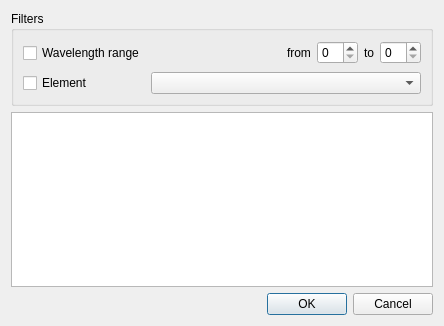
GuLinux/PySpectrum, file lines_dialog.ui: the form before one commit.
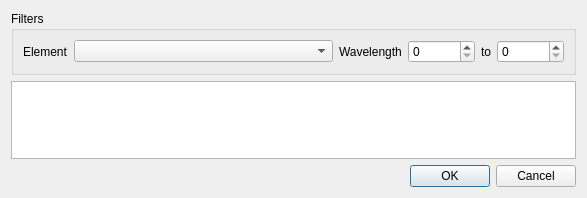
The form after the commit.

Commit message: lines dialog setup

Patch:
```diff
--- a/lines_dialog.ui
+++ b/lines_dialog.ui
@@ -6,8 +6,8 @@
    <rect>
     <x>0</x>
     <y>0</y>
-    <width>444</width>
-    <height>326</height>
+    <width>587</width>
+    <height>198</height>
    </rect>
   </property>
   <property name="windowTitle">
@@ -19,56 +19,57 @@
      <property name="title">
       <string>Filters</string>
      </property>
-     <layout class="QGridLayout" name="gridLayout">
-      <item row="3" column="2" colspan="6">
-       <widget class="QComboBox" name="comboBox"/>
-      </item>
-      <item row="0" column="2">
-       <spacer name="horizontalSpacer">
-        <property name="orientation">
-         <enum>Qt::Horizontal</enum>
+     <layout class="QHBoxLayout" name="horizontalLayout">
+      <item>
+       <widget class="QLabel" name="label">
+        <property name="sizePolicy">
+         <sizepolicy hsizetype="Minimum" vsizetype="Preferred">
+          <horstretch>0</horstretch>
+          <verstretch>0</verstretch>
+         </sizepolicy>
         </property>
-        <property name="sizeHint" stdset="0">
-         <size>
-          <width>40</width>
-          <height>20</height>
-         </size>
-        </property>
-       </spacer>
-      </item>
-      <item row="0" column="6" rowspan="2">
-       <widget class="QLabel" name="label_3">
-        <property name="text">
-         <string>to</string>
-        </property>
-       </widget>
-      </item>
-      <item row="0" column="0" rowspan="2" colspan="2">
-       <widget class="QCheckBox" name="checkBox">
-        <property name="text">
-         <string>Wavelength range</string>
-        </property>
-       </widget>
-      </item>
-      <item row="3" column="0">
-       <widget class="QCheckBox" name="checkBox_2">
         <property name="text">
          <string>Element</string>
         </property>
        </widget>
       </item>
-      <item row="0" column="3" rowspan="2">
+      <item>
+       <widget class="QComboBox" name="elements">
+        <property name="sizePolicy">
+         <sizepolicy hsizetype="MinimumExpanding" vsizetype="Fixed">
+          <horstretch>0</horstretch>
+          <verstretch>0</verstretch>
+         </sizepolicy>
+        </property>
+       </widget>
+      </item>
+      <item>
        <widget class="QLabel" name="label_2">
         <property name="text">
-         <string>from</string>
+         <string>Wavelength</string>
         </property>
        </widget>
       </item>
-      <item row="0" column="7" rowspan="2">
-       <widget class="QSpinBox" name="spinBox_2"/>
+      <item>
+       <widget class="QSpinBox" name="lambda_from">
+        <property name="maximum">
+         <number>9999999</number>
+        </property>
+       </widget>
       </item>
-      <item row="0" column="4" rowspan="2" colspan="2">
-       <widget class="QSpinBox" name="spinBox"/>
+      <item>
+       <widget class="QLabel" name="label_3">
+        <property name="text">
+         <string>to</string>
+        </property>
+       </widget>
+      </item>
+      <item>
+       <widget class="QSpinBox" name="lambda_to">
+        <property name="maximum">
+         <number>9999999</number>
+        </property>
+       </widget>
       </item>
      </layout>
     </widget>
```
The commit also changes 5 other files.
